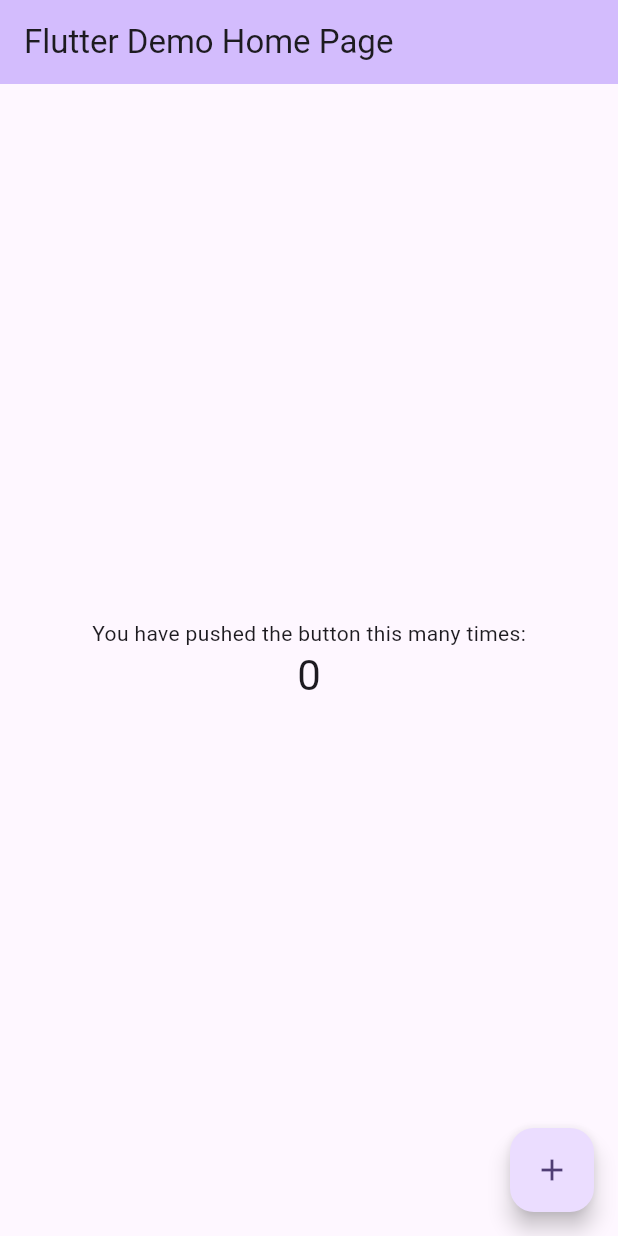
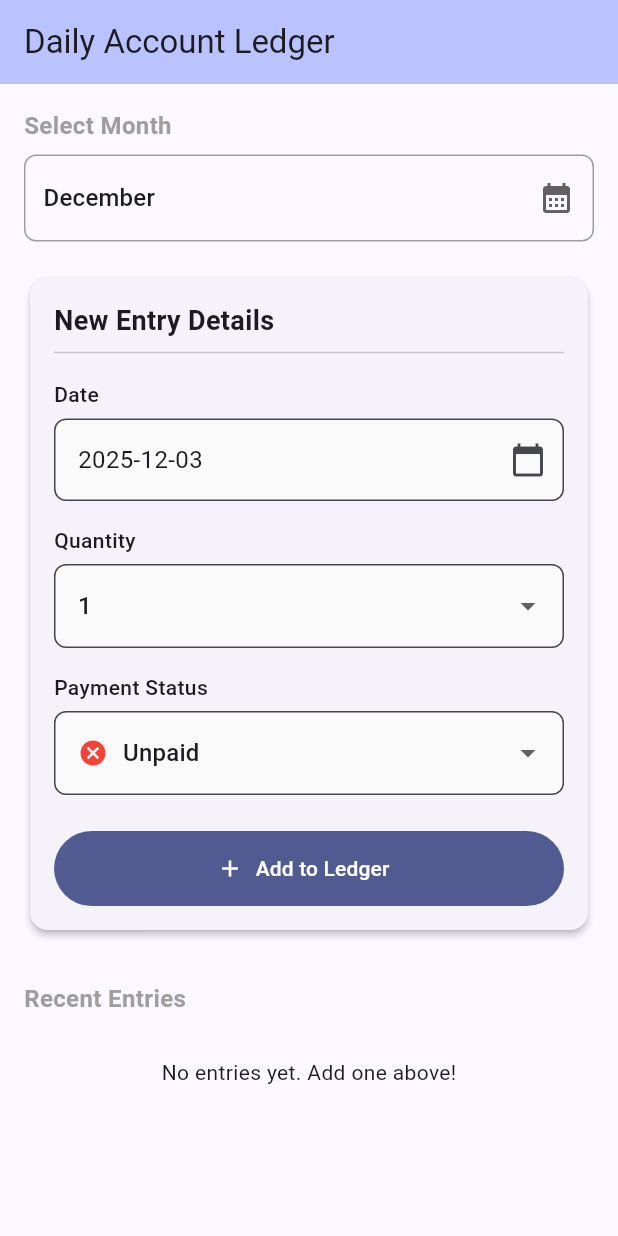
Before and after one commit to could-ai/019ae2bf-1761-7ba9-8e38-345aa23844c0, a Flutter app: the screen it shows after launch, on a phone screen of 412 x 824 dp. Run offline on Flutter 3.47's test engine with Material 3 defaults, Android fonts, the phone set to English and light mode, and no system bars.

Commit message:
Update main.dart to set up the app structure, theme, and routing to the new HomeScreen.; Create HomeScreen with the requested ledger functionality: Month selector, Date picker, Quantity dropdown (1-50), and Payment status (Paid/Unpaid/Half Paid).

```diff
--- /dev/null
+++ b/usr/lib/home_screen.dart
@@ -0,0 +1,311 @@
+import 'package:flutter/material.dart';
+import 'package:intl/intl.dart';
+
+class HomeScreen extends StatefulWidget {
+  const HomeScreen({super.key});
+
+  @override
+  State<HomeScreen> createState() => _HomeScreenState();
+}
+
+class _HomeScreenState extends State<HomeScreen> {
+  // State variables for the form
+  String _selectedMonth = DateFormat('MMMM').format(DateTime.now());
+  DateTime _selectedDate = DateTime.now();
+  int _quantity = 1;
+  String _paymentStatus = 'Unpaid';
+
+  // List of months for the selector
+  final List<String> _months = [
+    'January', 'February', 'March', 'April', 'May', 'June',
+    'July', 'August', 'September', 'October', 'November', 'December'
+  ];
+
+  // List of payment options
+  final List<String> _paymentOptions = ['Paid', 'Unpaid', 'Half Paid'];
+
+  // Dummy list to display entries
+  final List<Map<String, dynamic>> _entries = [];
+
+  void _addEntry() {
+    setState(() {
+      _entries.insert(0, {
+        'date': _selectedDate,
+        'month': _selectedMonth,
+        'quantity': _quantity,
+        'status': _paymentStatus,
+        'timestamp': DateTime.now(),
+      });
+    });
+
+    ScaffoldMessenger.of(context).showSnackBar(
+      const SnackBar(content: Text('Entry added successfully!')),
+    );
+  }
+
+  Future<void> _pickDate(BuildContext context) async {
+    final DateTime? picked = await showDatePicker(
+      context: context,
+      initialDate: _selectedDate,
+      firstDate: DateTime(2000),
+      lastDate: DateTime(2100),
+    );
+    if (picked != null && picked != _selectedDate) {
+      setState(() {
+        _selectedDate = picked;
+        // Optionally update the month selector to match the picked date
+        _selectedMonth = DateFormat('MMMM').format(picked);
+      });
+    }
+  }
+
+  @override
+  Widget build(BuildContext context) {
+    return Scaffold(
+      appBar: AppBar(
+        title: const Text('Daily Account Ledger'),
+        backgroundColor: Theme.of(context).colorScheme.inversePrimary,
+      ),
+      body: SingleChildScrollView(
+        padding: const EdgeInsets.all(16.0),
+        child: Column(
+          crossAxisAlignment: CrossAxisAlignment.start,
+          children: [
+            // Month Selector Section
+            _buildSectionTitle('Select Month'),
+            Container(
+              padding: const EdgeInsets.symmetric(horizontal: 12, vertical: 4),
+              decoration: BoxDecoration(
+                border: Border.all(color: Colors.grey),
+                borderRadius: BorderRadius.circular(8),
+              ),
+              child: DropdownButtonHideUnderline(
+                child: DropdownButton<String>(
+                  value: _selectedMonth,
+                  isExpanded: true,
+                  icon: const Icon(Icons.calendar_month),
+                  items: _months.map((String month) {
+                    return DropdownMenuItem<String>(
+                      value: month,
+                      child: Text(
+                        month,
+                        style: const TextStyle(fontSize: 16, fontWeight: FontWeight.w500),
+                      ),
+                    );
+                  }).toList(),
+                  onChanged: (String? newValue) {
+                    if (newValue != null) {
+                      setState(() {
+                        _selectedMonth = newValue;
+                      });
+                    }
+                  },
+                ),
+              ),
+            ),
+            const SizedBox(height: 20),
+
+            // Form Card
+            Card(
+              elevation: 2,
+              child: Padding(
+                padding: const EdgeInsets.all(16.0),
+                child: Column(
+                  crossAxisAlignment: CrossAxisAlignment.start,
+                  children: [
+                    const Text(
+                      'New Entry Details',
+                      style: TextStyle(fontSize: 18, fontWeight: FontWeight.bold),
+                    ),
+                    const Divider(),
+                    const SizedBox(height: 10),
+
+                    // Date Option
+                    _buildLabel('Date'),
+                    InkWell(
+                      onTap: () => _pickDate(context),
+                      child: InputDecorator(
+                        decoration: const InputDecoration(
+                          suffixIcon: Icon(Icons.calendar_today),
+                        ),
+                        child: Text(
+                          DateFormat('yyyy-MM-dd').format(_selectedDate),
+                          style: const TextStyle(fontSize: 16),
+                        ),
+                      ),
+                    ),
+                    const SizedBox(height: 16),
+
+                    // Quantity Option
+                    _buildLabel('Quantity'),
+                    DropdownButtonFormField<int>(
+                      value: _quantity,
+                      decoration: const InputDecoration(
+                        contentPadding: EdgeInsets.symmetric(horizontal: 12, vertical: 16),
+                      ),
+                      menuMaxHeight: 300, // Limits height so scrolling is easier
+                      items: List.generate(50, (index) => index + 1).map((int value) {
+                        return DropdownMenuItem<int>(
+                          value: value,
+                          child: Text(value.toString()),
+                        );
+                      }).toList(),
+                      onChanged: (int? newValue) {
+                        if (newValue != null) {
+                          setState(() {
+                            _quantity = newValue;
+                          });
+                        }
+                      },
+                    ),
+                    const SizedBox(height: 16),
+
+                    // Paid Section
+                    _buildLabel('Payment Status'),
+                    DropdownButtonFormField<String>(
+                      value: _paymentStatus,
+                      decoration: const InputDecoration(
+                        contentPadding: EdgeInsets.symmetric(horizontal: 12, vertical: 16),
+                      ),
+                      items: _paymentOptions.map((String status) {
+                        return DropdownMenuItem<String>(
+                          value: status,
+                          child: Row(
+                            children: [
+                              Icon(
+                                _getStatusIcon(status),
+                                color: _getStatusColor(status),
+                                size: 20,
+                              ),
+                              const SizedBox(width: 10),
+                              Text(status),
+                            ],
+                          ),
+                        );
+                      }).toList(),
+                      onChanged: (String? newValue) {
+                        if (newValue != null) {
+                          setState(() {
+                            _paymentStatus = newValue;
+                          });
+                        }
+                      },
+                    ),
+                    const SizedBox(height: 24),
+
+                    // Add Button
+                    SizedBox(
+                      width: double.infinity,
+                      height: 50,
+                      child: FilledButton.icon(
+                        onPressed: _addEntry,
+                        icon: const Icon(Icons.add),
+                        label: const Text('Add to Ledger'),
+                      ),
+                    ),
+                  ],
+                ),
+              ),
+            ),
+
+            const SizedBox(height: 30),
+
+            // Recent Entries List
+            _buildSectionTitle('Recent Entries'),
+            if (_entries.isEmpty)
+              const Center(
+                child: Padding(
+                  padding: EdgeInsets.all(20.0),
+                  child: Text('No entries yet. Add one above!'),
+                ),
+              )
+            else
+              ListView.builder(
+                shrinkWrap: true,
+                physics: const NeverScrollableScrollPhysics(),
+                itemCount: _entries.length,
+                itemBuilder: (context, index) {
+                  final entry = _entries[index];
+                  return Card(
+                    margin: const EdgeInsets.only(bottom: 8),
+                    child: ListTile(
+                      leading: CircleAvatar(
+                        backgroundColor: _getStatusColor(entry['status']).withOpacity(0.2),
+                        child: Text(
+                          entry['quantity'].toString(),
+                          style: TextStyle(
+                            color: _getStatusColor(entry['status']),
+                            fontWeight: FontWeight.bold,
+                          ),
+                        ),
+                      ),
+                      title: Text(DateFormat('MMM dd, yyyy').format(entry['date'])),
+                      subtitle: Text('Month: ${entry['month']}'),
+                      trailing: Chip(
+                        label: Text(
+                          entry['status'],
+                          style: TextStyle(color: Colors.white, fontSize: 12),
+                        ),
+                        backgroundColor: _getStatusColor(entry['status']),
+                        padding: EdgeInsets.zero,
+                      ),
+                    ),
+                  );
+                },
+              ),
+          ],
+        ),
+      ),
+    );
+  }
+
+  Widget _buildSectionTitle(String title) {
+    return Padding(
+      padding: const EdgeInsets.only(bottom: 8.0),
+      child: Text(
+        title,
+        style: const TextStyle(
+          fontSize: 16,
+          fontWeight: FontWeight.bold,
+          color: Colors.grey,
+        ),
+      ),
+    );
+  }
+
+  Widget _buildLabel(String label) {
+    return Padding(
+      padding: const EdgeInsets.only(bottom: 6.0),
+      child: Text(
+        label,
+        style: const TextStyle(fontWeight: FontWeight.w500),
+      ),
+    );
+  }
+
+  Color _getStatusColor(String status) {
+    switch (status) {
+      case 'Paid':
+        return Colors.green;
+      case 'Unpaid':
+        return Colors.red;
+      case 'Half Paid':
+        return Colors.orange;
+      default:
+        return Colors.grey;
+    }
+  }
+
+  IconData _getStatusIcon(String status) {
+    switch (status) {
+      case 'Paid':
+        return Icons.check_circle;
+      case 'Unpaid':
+        return Icons.cancel;
+      case 'Half Paid':
+        return Icons.timelapse;
+      default:
+        return Icons.help;
+    }
+  }
+}
--- a/usr/lib/main.dart
+++ b/usr/lib/main.dart
@@ -1,4 +1,5 @@
 import 'package:flutter/material.dart';
+import 'home_screen.dart';
 
 void main() {
   runApp(const MyApp());
@@ -7,117 +8,24 @@ void main() {
 class MyApp extends StatelessWidget {
   const MyApp({super.key});
 
-  // This widget is the root of your application.
   @override
   Widget build(BuildContext context) {
     return MaterialApp(
-      title: 'Flutter Demo',
+      title: 'Ledger Manager',
       debugShowCheckedModeBanner: false,
       theme: ThemeData(
-        // This is the theme of your application.
-        //
-        // TRY THIS: Try running your application with "flutter run". You'll see
-        // the application has a purple toolbar. Then, without quitting the app,
-        // try changing the seedColor in the colorScheme below to Colors.green
-        // and then invoke "hot reload" (save your changes or press the "hot
-        // reload" button in a Flutter-supported IDE, or press "r" if you used
-        // the command line to start the app).
-        //
-        // Notice that the counter didn't reset back to zero; the application
-        // state is not lost during the reload. To reset the state, use hot
-        // restart instead.
-        //
-        // This works for code too, not just values: Most code changes can be
-        // tested with just a hot reload.
-        colorScheme: ColorScheme.fromSeed(seedColor: Colors.deepPurple),
+        colorScheme: ColorScheme.fromSeed(seedColor: Colors.indigo),
+        useMaterial3: true,
+        inputDecorationTheme: InputDecorationTheme(
+          border: OutlineInputBorder(borderRadius: BorderRadius.circular(8)),
+          filled: true,
+          fillColor: Colors.grey.shade50,
+        ),
       ),
       initialRoute: '/',
       routes: {
-        '/': (context) => const MyHomePage(title: 'Flutter Demo Home Page'),
+        '/': (context) => const HomeScreen(),
       },
     );
   }
 }
-
-class MyHomePage extends StatefulWidget {
-  const MyHomePage({super.key, required this.title});
-
-  // This widget is the home page of your application. It is stateful, meaning
-  // that it has a State object (defined below) that contains fields that affect
-  // how it looks.
-
-  // This class is the configuration for the state. It holds the values (in this
-  // case the title) provided by the parent (in this case the App widget) and
-  // used by the build method of the State. Fields in a Widget subclass are
-  // always marked "final".
-
-  final String title;
-
-  @override
-  State<MyHomePage> createState() => _MyHomePageState();
-}
-
-class _MyHomePageState extends State<MyHomePage> {
-  int _counter = 0;
-
-  void _incrementCounter() {
-    setState(() {
-      // This call to setState tells the Flutter framework that something has
-      // changed in this State, which causes it to rerun the build method below
-      // so that the display can reflect the updated values. If we changed
-      // _counter without calling setState(), then the build method would not be
-      // called again, and so nothing would appear to happen.
-      _counter++;
-    });
-  }
-
-  @override
-  Widget build(BuildContext context) {
-    // This method is rerun every time setState is called, for instance as done
-    // by the _incrementCounter method above.
-    //
-    // The Flutter framework has been optimized to make rerunning build methods
-    // fast, so that you can just rebuild anything that needs updating rather
-    // than having to individually change instances of widgets.
-    return Scaffold(
-      appBar: AppBar(
-        // TRY THIS: Try changing the color here to a specific color (to
-        // Colors.amber, perhaps?) and trigger a hot reload to see the AppBar
-        // change color while the other colors stay the same.
-        backgroundColor: Theme.of(context).colorScheme.inversePrimary,
-        // Here we take the value from the MyHomePage object that was created by
-        // the App.build method, and use it to set our appbar title.
-        title: Text(widget.title),
-      ),
-      body: Center(
-        // Center is a layout widget. It takes a single child and positions it
-        // in the middle of the parent.
-        child: Column(
-          // Column is also a layout widget. It takes a list of children and
-          // arranges them vertically. By default, it sizes itself to fit its
-          // children horizontally, and tries to be as tall as its parent.
-          //
-          // Column has various properties to control how it sizes itself and
-          // how it positions its children. Here we use mainAxisAlignment to
-          // center the children vertically; the main axis here is the vertical
-          // axis because Columns are vertical (the cross axis would be
-          // horizontal).
-          //
-          // TRY THIS: Invoke "debug painting" (choose the "Toggle Debug Paint"
-          // action in the IDE, or press "p" in the console), to see the
-          // wireframe for each widget.
-          mainAxisAlignment: MainAxisAlignment.center,
-          children: <Widget>[
-            const Text('You have pushed the button this many times:'),
-            Text('$_counter', style: Theme.of(context).textTheme.headlineMedium),
-          ],
-        ),
-      ),
-      floatingActionButton: FloatingActionButton(
-        onPressed: _incrementCounter,
-        tooltip: 'Increment',
-        child: const Icon(Icons.add),
-      ), // This trailing comma makes auto-formatting nicer for build methods.
-    );
-  }
-}
```
